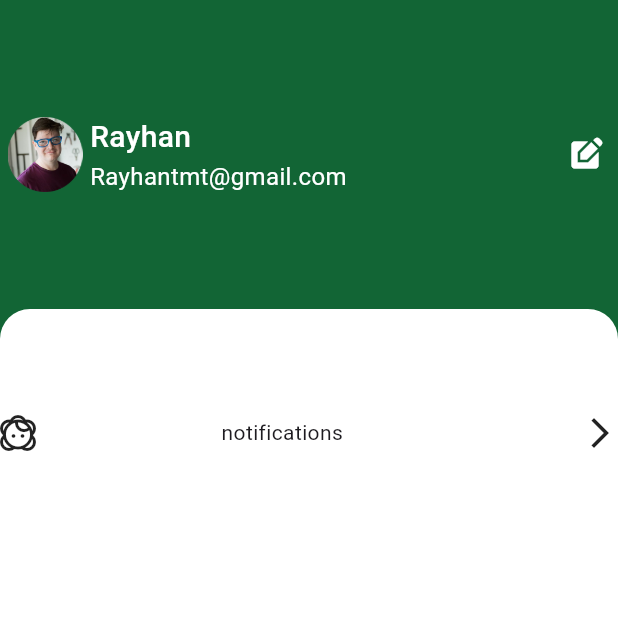
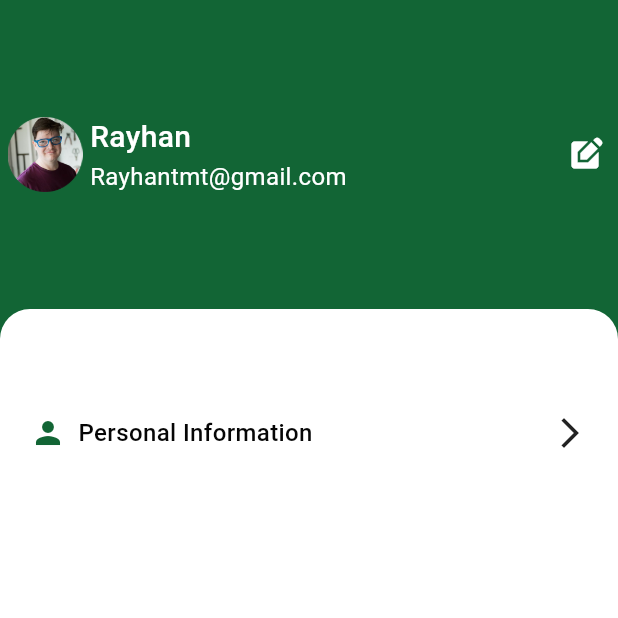
Before and after one commit to rayhantmt/schultzim, a Flutter app: the ProfileView screen opened directly, on a phone screen of 412 x 824 dp, the top half of it. Run offline on Flutter 3.47's test engine with Material 3 defaults, Android fonts, the phone set to English and light mode, and no system bars; our stand-ins replace country_code_picker, flutter_svg, get.

Commit message:
added the container perfectly and almost done

```diff
--- a/lib/app/common_widgets/profile_container.dart
+++ b/lib/app/common_widgets/profile_container.dart
@@ -1,6 +1,6 @@
 import 'package:flutter/material.dart';
 import 'package:get/get.dart';
-import 'package:get/get_connect/http/src/utils/utils.dart';
+
 
 class ProfileContainer extends StatelessWidget {
   const ProfileContainer({super.key, required this.tiitle, required this.ic});
@@ -14,8 +14,14 @@ final Icon ic;
       child: Row(
         children: [
 ic,
-SizedBox(width: Get.width*0.3,),
-Text(tiitle),
+SizedBox(width: Get.width*0.02,),
+Text(tiitle,
+style: TextStyle(
+  fontWeight: FontWeight.w500,
+  fontSize: 16,
+  color: Color(0xff050505)
+),
+),
 Spacer(),
 Icon(Icons.arrow_forward_ios)
         ],
--- a/lib/app/modules/profile/profile_view.dart
+++ b/lib/app/modules/profile/profile_view.dart
@@ -67,7 +67,10 @@ class ProfileView extends StatelessWidget {
               ),
               child: Column(
                 children: [
-                  ProfileContainer(tiitle: 'notifications', ic: Icon(Icons.face_2_outlined))
+                  Padding(
+                    padding: const EdgeInsets.only(left: 20,right: 20),
+                    child: ProfileContainer(tiitle: 'Personal Information', ic: Icon(Icons.person,color: AppColors.primarycolor,)),
+                  )
                 ],
               ),
             ),
```
